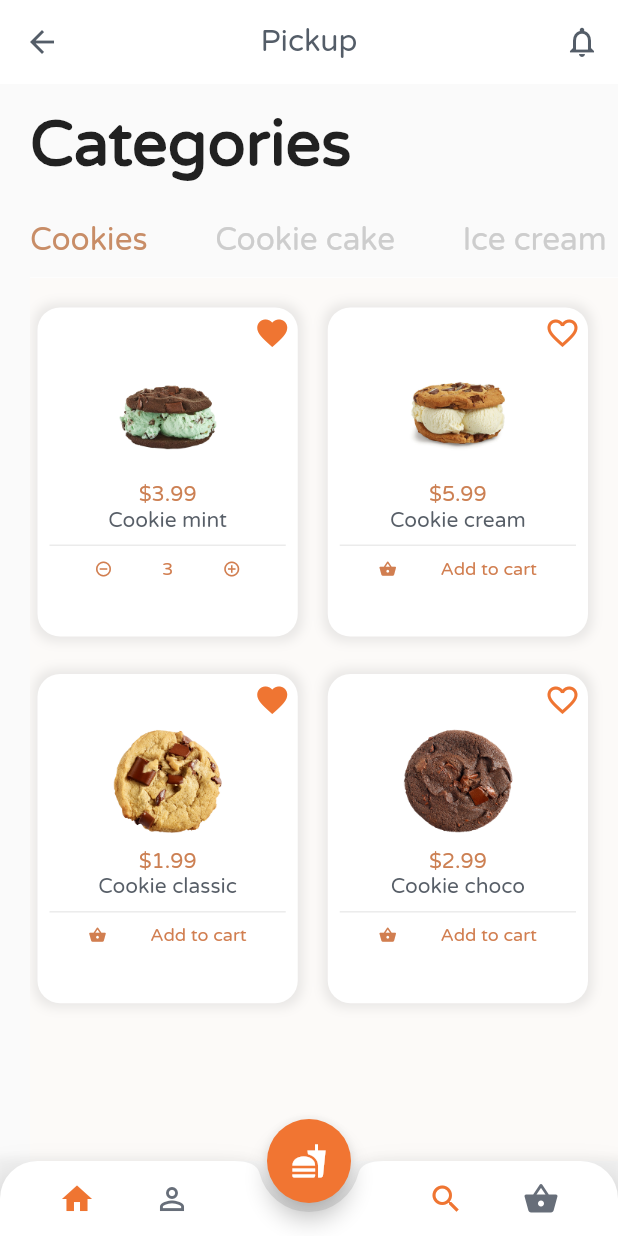
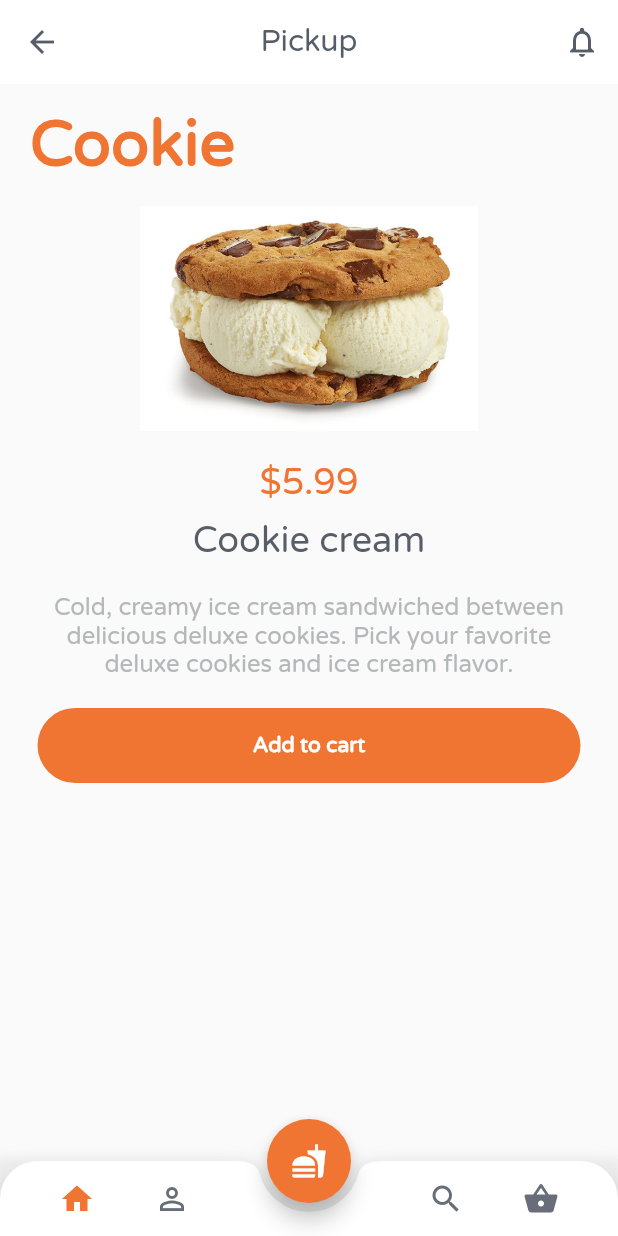
Before and after one commit to gislainy/flutter_cookie_store, a Flutter app: the screen it shows after launch, after a tap on "$5.99", on a phone screen of 412 x 824 dp. Run offline on Flutter 3.47's test engine with Material 2 defaults, Android fonts, the phone set to English and light mode, and no system bars.

Commit message:
Cookie detail

```diff
--- a/lib/bottom_bar.dart
+++ b/lib/bottom_bar.dart
@@ -36,7 +36,7 @@ class BottomBar extends StatelessWidget {
                 child: Row(
                   mainAxisAlignment: MainAxisAlignment.spaceEvenly,
                   children: <Widget>[
-                    Icon(Icons.search, color: Color(0xFFEF7532)),
+                    Icon(Icons.search, color: Color(0Xff676e79)),
                     Icon(Icons.shopping_basket, color: Color(0Xff676e79)),
                   ],
                 ),
--- /dev/null
+++ b/lib/cookie_detail.dart
@@ -0,0 +1,130 @@
+import 'package:flutter/material.dart';
+import 'package:flutter_cookie_store/bottom_bar.dart';
+import 'package:flutter_cookie_store/cookie_page.dart';
+
+class CookieDetail extends StatelessWidget {
+  final assetPath, cookieprice, cookiename;
+
+  CookieDetail({this.assetPath, this.cookieprice, this.cookiename});
+
+  @override
+  Widget build(BuildContext context) {
+    return Scaffold(
+      appBar: AppBar(
+        backgroundColor: Colors.white,
+        elevation: 0.0,
+        centerTitle: true,
+        leading: IconButton(
+          icon: Icon(Icons.arrow_back, color: Color(0xFF545D68)),
+          onPressed: () {
+            Navigator.of(context).pop();
+          },
+        ),
+        title: Text('Pickup',
+            style: TextStyle(
+                fontFamily: 'Varela',
+                fontSize: 20.0,
+                color: Color(0xFF545D68))),
+        actions: <Widget>[
+          IconButton(
+              onPressed: () {},
+              icon: Icon(Icons.notifications_none, color: Color(0xFF545D68)))
+        ],
+      ),
+      body: ListView(
+        children: <Widget>[
+          SizedBox(
+            height: 15.0,
+          ),
+          Padding(
+            padding: EdgeInsets.only(left: 20.0),
+            child: Text(
+              'Cookie',
+              style: TextStyle(
+                  fontFamily: 'Varela',
+                  fontSize: 42.0,
+                  fontWeight: FontWeight.bold,
+                  color: Color(0xFFF17532)),
+            ),
+          ),
+          SizedBox(
+            height: 15.0,
+          ),
+          Hero(
+              tag: assetPath,
+              child: Image.asset(assetPath,
+                  height: 150.0, width: 100, fit: BoxFit.contain)),
+          SizedBox(
+            height: 20.0,
+          ),
+          Center(
+            child: Text(
+              cookieprice,
+              style: TextStyle(
+                  color: Color(0xFFF17532),
+                  fontFamily: 'Varela',
+                  fontSize: 24.0),
+            ),
+          ),
+          SizedBox(
+            height: 10.0,
+          ),
+          Center(
+            child: Text(
+              cookiename,
+              style: TextStyle(
+                  color: Color(0xFF575E67),
+                  fontFamily: 'Varela',
+                  fontSize: 24.0),
+            ),
+          ),
+          SizedBox(
+            height: 20.0,
+          ),
+          Center(
+              child: Container(
+            width: MediaQuery.of(context).size.width - 50,
+            child: Text(
+              'Cold, creamy ice cream sandwiched between delicious deluxe cookies. Pick your favorite deluxe cookies and ice cream flavor.',
+              textAlign: TextAlign.center,
+              style: TextStyle(
+                  fontSize: 16.0,
+                  fontFamily: 'Varela',
+                  color: Color(0xffb4b8b9)),
+            ),
+          )),
+          SizedBox(
+            height: 20.0,
+          ),
+          Center(
+            child: Container(
+              width: MediaQuery.of(context).size.width - 50,
+              height: 50.0,
+              decoration: BoxDecoration(
+                borderRadius: BorderRadius.circular(25.0),
+                color: Color(0xfff17532),
+              ),
+              child: Center(
+                child: Text(
+                  'Add to cart',
+                  style: TextStyle(
+                      color: Colors.white,
+                      fontSize: 14.0,
+                      fontFamily: 'Varela',
+                      fontWeight: FontWeight.bold),
+                ),
+              ),
+            ),
+          )
+        ],
+      ),
+      floatingActionButton: FloatingActionButton(
+        onPressed: () {},
+        backgroundColor: Color(0xffF17532),
+        child: Icon(Icons.fastfood),
+      ),
+      floatingActionButtonLocation: FloatingActionButtonLocation.centerDocked,
+      bottomNavigationBar: BottomBar(),
+    );
+  }
+}
--- a/lib/cookie_page.dart
+++ b/lib/cookie_page.dart
@@ -1,4 +1,5 @@
 import 'package:flutter/material.dart';
+import 'package:flutter_cookie_store/cookie_detail.dart';
 
 class CookiePage extends StatelessWidget {
   @override
@@ -45,7 +46,14 @@ class CookiePage extends StatelessWidget {
     return Padding(
         padding: EdgeInsets.only(top: 5.0, bottom: 5.0, left: 5.0, right: 5.0),
         child: InkWell(
-          onTap: () {},
+          onTap: () {
+            Navigator.of(context).push(MaterialPageRoute(
+                builder: (context) => CookieDetail(
+                      assetPath: imgPath,
+                      cookiename: name,
+                      cookieprice: price,
+                    )));
+          },
           child: Container(
             decoration: BoxDecoration(
                 borderRadius: BorderRadius.circular(15.0),
```
